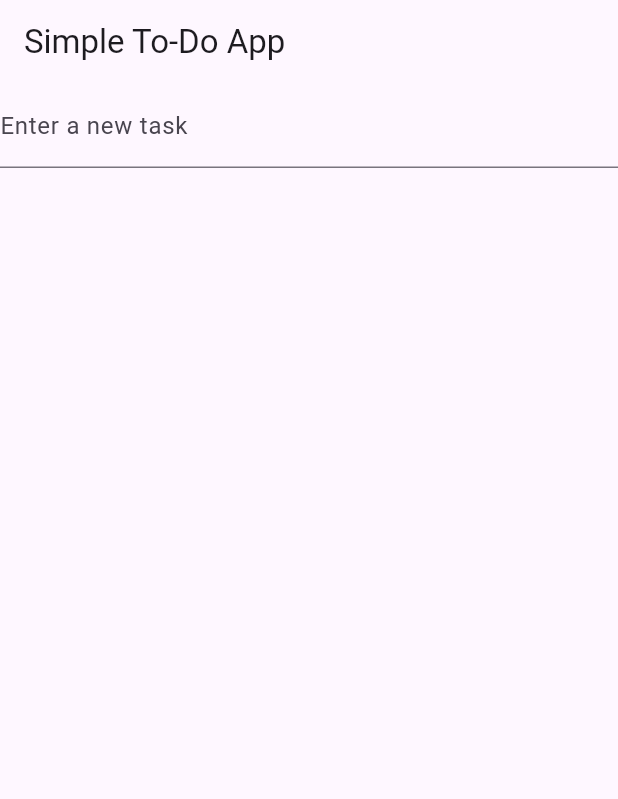
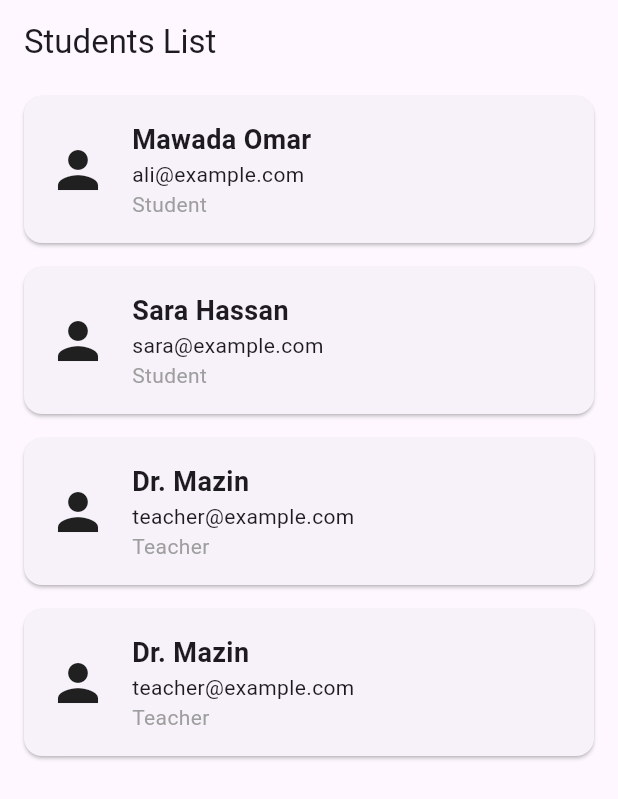
Before and after one commit to alhijrymawada-create/wajebat_app, a Flutter app: the screen it shows after launch, on a phone screen of 412 x 824 dp. Shown: the top 799 px of the screen. Run offline on Flutter 3.47's test engine with Material 3 defaults, Android fonts, the phone set to English and light mode, and no system bars.

Commit message:
added new code in main.dart

```diff
--- /dev/null
+++ b/lib/UserInfoCard.dart
@@ -0,0 +1,47 @@
+import 'package:flutter/material.dart';
+
+class UserInfoCard extends StatelessWidget {
+  final String name;
+  final String email;
+  final String role;
+
+  const UserInfoCard({
+    super.key,
+    required this.name,
+    required this.email,
+    required this.role,
+  });
+
+  @override
+  Widget build(BuildContext context) {
+    return Card(
+      margin: const EdgeInsets.symmetric(vertical: 8, horizontal: 16),
+      child: Padding(
+        padding: const EdgeInsets.all(16.0),
+        child: Row(
+          children: [
+            const Icon(Icons.person, size: 40),
+            const SizedBox(width: 16),
+            Column(
+              crossAxisAlignment: CrossAxisAlignment.start,
+              children: [
+                Text(
+                  name,
+                  style: const TextStyle(
+                    fontSize: 18,
+                    fontWeight: FontWeight.bold,
+                  ),
+                ),
+                Text(email),
+                Text(
+                  role,
+                  style: const TextStyle(color: Colors.grey),
+                ),
+              ],
+            ),
+          ],
+        ),
+      ),
+    );
+  }
+}
--- a/lib/main.dart
+++ b/lib/main.dart
@@ -1,63 +1,52 @@
 import 'package:flutter/material.dart';
+import 'UserInfoCard.dart'; // assume it is in a separate file
 
 void main() {
-  runApp(TodoApp());
+  runApp(const MyApp());
 }
 
-class TodoApp extends StatefulWidget {
-  @override
-  _TodoAppState createState() => _TodoAppState();
-}
-
-class _TodoAppState extends State<TodoApp> {
-  final List<String> _todos = [];
-
-  void _addTodoItem(String task) {
-    if (task.isNotEmpty) {
-      setState(() {
-        _todos.add(task);
-      });
-    }
-  }
-
-  void _removeTodoItem(int index) {
-    setState(() {
-      _todos.removeAt(index);
-    });
-  }
+class MyApp extends StatelessWidget {
+  const MyApp({super.key});
 
   @override
   Widget build(BuildContext context) {
     return MaterialApp(
-      home: Scaffold(
-        appBar: AppBar(
-          title: Text('Simple To-Do App'),
-        ),
-        body: Column(
-          children: <Widget>[
-            TextField(
-              onSubmitted: _addTodoItem,
-              decoration: InputDecoration(
-                labelText: 'Enter a new task',
-              ),
-            ),
-            Expanded(
-              child: ListView.builder(
-                itemCount: _todos.length,
-                itemBuilder: (context, index) {
-                  return ListTile(
-                    title: Text(_todos[index]),
-                    //subtitle: Text("$index"),
-                    trailing: IconButton(
-                      icon: Icon(Icons.delete),
-                      onPressed: () => _removeTodoItem(index),
-                    ),
-                  );
-                },
-              ),
-            ),
-          ],
-        ),
+      title: 'Custom Widget Demo',
+      home: const HomeScreen(),
+    );
+  }
+}
+
+class HomeScreen extends StatelessWidget {
+  const HomeScreen({super.key});
+
+  @override
+  Widget build(BuildContext context) {
+    return Scaffold(
+      appBar: AppBar(title: const Text('Students List')),
+      body: ListView(
+        children: const [
+          UserInfoCard(
+            name: 'Mawada Omar',
+            email: 'ali@example.com',
+            role: 'Student',
+          ),
+          UserInfoCard(
+            name: 'Sara Hassan',
+            email: 'sara@example.com',
+            role: 'Student',
+          ),
+          UserInfoCard(
+            name: 'Dr. Mazin',
+            email: 'teacher@example.com',
+            role: 'Teacher',
+          ),
+          UserInfoCard(
+            name: 'Dr. Mazin',
+            email: 'teacher@example.com',
+            role: 'Teacher',
+          ),
+        ],
       ),
     );
   }
```
Also changed, not shown: lib/LikeButton.dart (added, +40 -0 lines).
